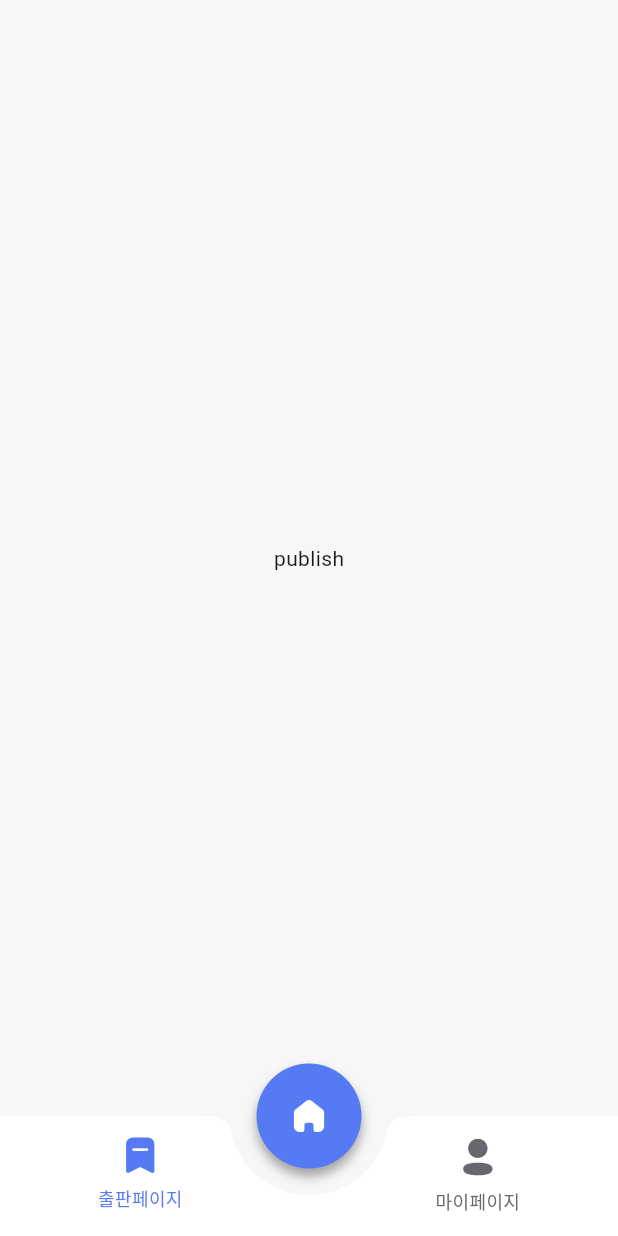
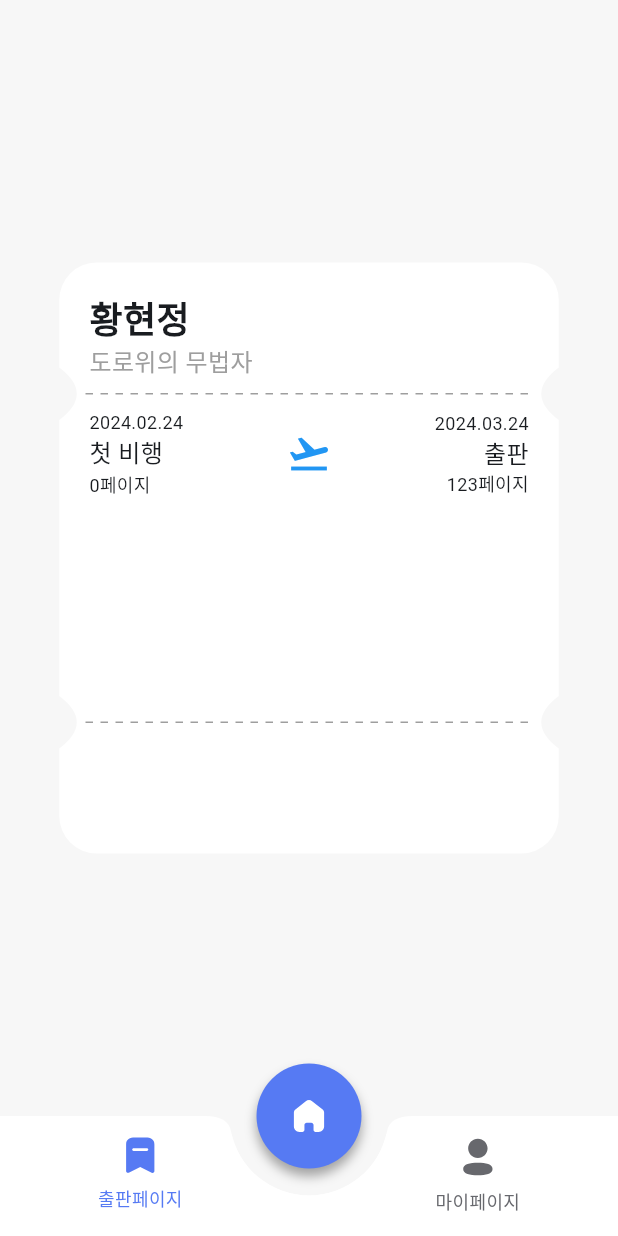
Before and after one commit to life-librarians/life-bookshelf-client, a Flutter app: the screen it shows after launch, after a tap on "출판페이지", on a phone screen of 412 x 824 dp. Run offline on Flutter 3.47's test engine with Material 3 defaults, Android fonts, the phone set to English and light mode, and no system bars; our stand-ins replace dotted_line, flutter_dotenv, flutter_native_splash, flutter_svg, flutter_switch, get and 4 more; network calls fail; Roboto replaces fonts that are missing (Pretendard); project files that could hold a hidden picture were left out.

Commit message:
feat/#15: 티켓 모양 painter 구현

```diff
--- a/lib/views/publish/publish_screen.dart
+++ b/lib/views/publish/publish_screen.dart
@@ -1,14 +1,53 @@
 import 'package:flutter/material.dart';
 import 'package:life_bookshelf/viewModels/publish/publish_viewmodel.dart';
 import 'package:life_bookshelf/views/base/base_screen.dart';
+import 'package:life_bookshelf/views/publish/ticket.dart';
 
 class PublishScreen extends BaseScreen<PublishViewModel> {
   const PublishScreen({super.key});
 
   @override
   Widget buildBody(BuildContext context) {
-    return const Center(
-      child: Text("publish"),
+    return Center(
+      child: CustomPaint(
+        painter: TicketPainter(),
+        child: Container(
+          width: 333,
+          height: 394,
+          padding: const EdgeInsets.all(20),
+          child: const Column(
+            crossAxisAlignment: CrossAxisAlignment.start,
+            children: [
+              Text('황현정', style: TextStyle(fontSize: 24, fontWeight: FontWeight.bold)),
+              Text('도로위의 무법자', style: TextStyle(fontSize: 16, color: Colors.grey)),
+              SizedBox(height: 20),
+              Row(
+                mainAxisAlignment: MainAxisAlignment.spaceBetween,
+                children: [
+                  Column(
+                    crossAxisAlignment: CrossAxisAlignment.start,
+                    children: [
+                      Text('2024.02.24', style: TextStyle(fontSize: 12)),
+                      Text('첫 비행', style: TextStyle(fontSize: 16)),
+                      Text('0페이지', style: TextStyle(fontSize: 12)),
+                    ],
+                  ),
+                  Icon(Icons.flight_takeoff, size: 30, color: Colors.blue),
+                  Column(
+                    crossAxisAlignment: CrossAxisAlignment.end,
+                    children: [
+                      Text('2024.03.24', style: TextStyle(fontSize: 12)),
+                      Text('출판', style: TextStyle(fontSize: 16)),
+                      Text('123페이지', style: TextStyle(fontSize: 12)),
+                    ],
+                  ),
+                ],
+              ),
+              // 나머지 내용 추가
+            ],
+          ),
+        ),
+      ),
     );
   }
 }
--- /dev/null
+++ b/lib/views/publish/ticket.dart
@@ -0,0 +1,69 @@
+import 'package:flutter/material.dart';
+
+class TicketPainter extends CustomPainter {
+  @override
+  void paint(Canvas canvas, Size size) {
+    final paint = Paint()
+      ..color = Colors.white
+      ..style = PaintingStyle.fill;
+
+    const double radius = 25;
+    const double edgeRadius = radius + 10;
+    const double edgeCoor = 70;
+
+    final path = Path()
+      ..moveTo(radius, 0) // 좌상단 시작
+      ..lineTo(size.width - radius, 0) // 상단 직선
+      ..arcToPoint(
+        Offset(size.width, radius),
+        radius: const Radius.circular(radius),
+      ) // 우상단 곡선
+
+      ..lineTo(size.width, edgeCoor) // 우측 직선 1
+      ..quadraticBezierTo(size.width - edgeRadius / 1.5, edgeCoor + edgeRadius / 2, size.width, edgeCoor + edgeRadius) // 우측 첫 홈
+      ..lineTo(size.width, size.height - (edgeCoor + edgeRadius)) // 우측 직선 2
+      ..quadraticBezierTo(size.width - edgeRadius / 1.5, size.height - (edgeCoor + edgeRadius / 2), size.width, size.height - edgeCoor) // 우측 둘째 홈
+      ..lineTo(size.width, size.height - radius) // 우측 직선 3
+
+      ..arcToPoint(
+        Offset(size.width - radius, size.height),
+        radius: const Radius.circular(radius),
+      ) // 우하단 곡선
+      ..lineTo(radius, size.height) // 좌하단 직선
+      ..arcToPoint(
+        Offset(0, size.height - radius),
+        radius: const Radius.circular(radius),
+      ) // 좌하단 곡선
+
+      ..lineTo(0, size.height - edgeCoor) // 좌측 직선 3
+      ..quadraticBezierTo(edgeRadius / 1.5, size.height - (edgeCoor + edgeRadius / 2), 0, size.height - (edgeCoor + edgeRadius)) // 좌측 둘째 홈
+      ..lineTo(0, edgeCoor + edgeRadius) // 좌측 직선 2
+      ..quadraticBezierTo(edgeRadius / 1.5, (edgeCoor + edgeRadius / 2), 0, edgeCoor) // 좌측 첫째 홈
+      ..lineTo(0, radius) // 좌측 직선 1
+
+      ..arcToPoint(
+        const Offset(radius, 0),
+        radius: const Radius.circular(radius),
+      ) // 좌상단 곡선
+      ..close(); // 경로 닫기
+
+    canvas.drawPath(path, paint);
+
+    // 점선 그리기
+    final dashedPaint = Paint()
+      ..color = Colors.grey
+      ..style = PaintingStyle.stroke
+      ..strokeWidth = 1;
+
+    double dashWidth = 5, dashSpace = 5, startY1 = edgeCoor + edgeRadius / 2, startY2 = size.height - (edgeCoor + edgeRadius / 2);
+    double startX = edgeRadius / 2;
+    while (startX < size.width - (edgeRadius / 2)) {
+      canvas.drawLine(Offset(startX, startY1), Offset(startX + dashWidth, startY1), dashedPaint);
+      canvas.drawLine(Offset(startX, startY2), Offset(startX + dashWidth, startY2), dashedPaint);
+      startX += dashWidth + dashSpace;
+    }
+  }
+
+  @override
+  bool shouldRepaint(CustomPainter oldDelegate) => false;
+}
```
